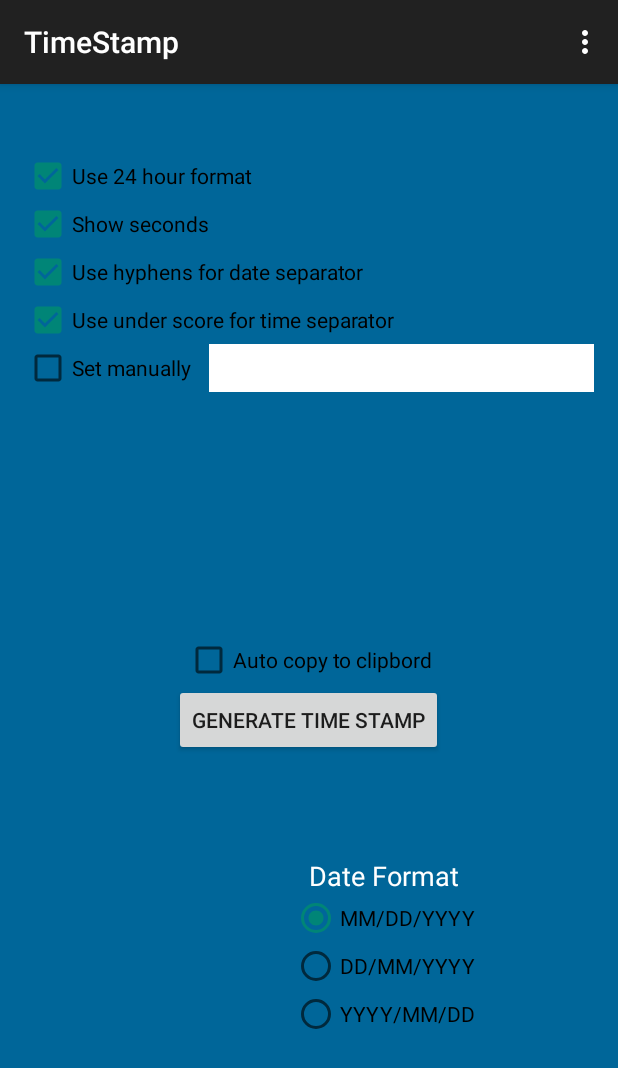
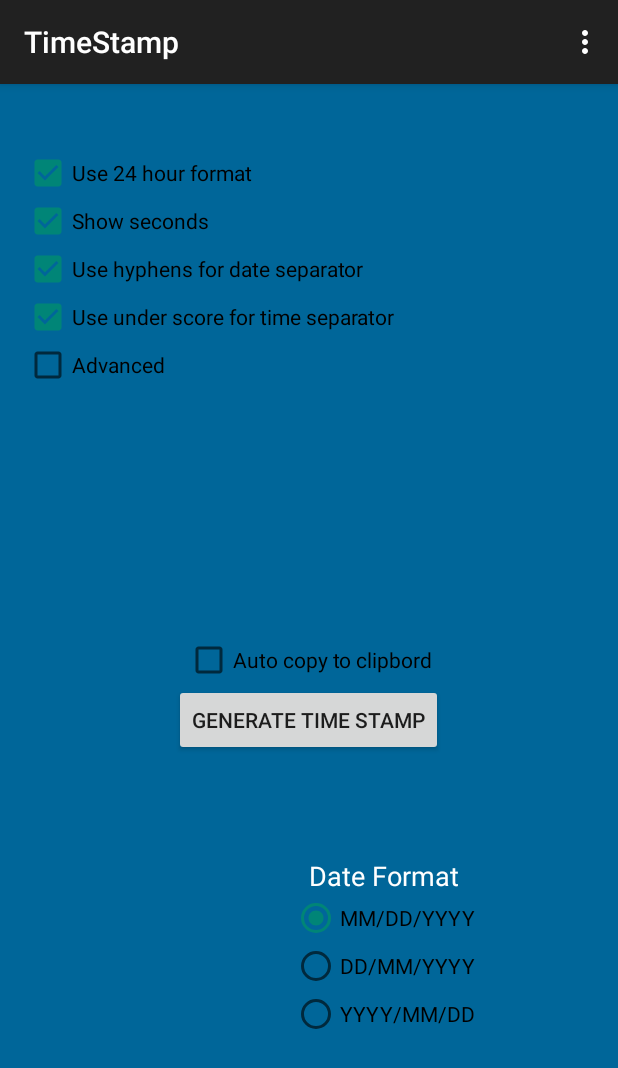
Before and after one commit to judek/TimeStamp, an Android app: the screen it shows after launch (MainActivity), in the options menu, after a tap on "Settings", on a phone screen of 412 x 824 dp. Shown: the top 1068 px of the screen. Run offline under Robolectric (Android 15) with nearby library versions, the phone set to English and light mode, and no system bars.

Commit message:
First Release Canidate

```diff
--- a/app/src/main/java/com/judek/timestamp/MainActivity.java
+++ b/app/src/main/java/com/judek/timestamp/MainActivity.java
@@ -2,9 +2,12 @@ package com.judek.timestamp;
 
 import android.content.ClipData;
 import android.content.ClipboardManager;
+import android.graphics.Color;
 import android.preference.PreferenceManager;
 import android.support.v7.app.AppCompatActivity;
 import android.os.Bundle;
+import android.text.Html;
+import android.text.method.LinkMovementMethod;
 import android.view.Menu;
 import android.view.MenuItem;
 import android.widget.Button;
@@ -31,7 +34,7 @@ public class MainActivity extends AppCompatActivity {
     protected void onCreate(Bundle savedInstanceState) {
         super.onCreate(savedInstanceState);
         setContentView(R.layout.activity_main);
-        Button button = (Button) findViewById(R.id.button);
+        final EditText editText = (EditText) findViewById(R.id.editText);
 
         final CheckBox checkBox = (CheckBox) findViewById(R.id.checkBox);
         final CheckBox checkBoxSeconds = (CheckBox) findViewById(R.id.checkBoxSeconds);
@@ -39,9 +42,11 @@ public class MainActivity extends AppCompatActivity {
         final CheckBox checkBoxHyphen = (CheckBox) findViewById(R.id.checkBoxHyphen);
         final CheckBox checkBoxUnderScore = (CheckBox) findViewById(R.id.checkBoxUnderScore);
         final CheckBox checkBoxManual = (CheckBox) findViewById(R.id.checkBoxManual);
+        final TextView textViewHelp = (TextView)  findViewById(R.id.textViewHelp);
 
-
-
+        textViewHelp.setText( Html.fromHtml(
+                "<a href=\"http://judek.com/DateTimePatterns.html\">Advnced formating help</a>"));
+        textViewHelp.setMovementMethod(LinkMovementMethod.getInstance());
 
         boolean checked = PreferenceManager.getDefaultSharedPreferences(this)
                 .getBoolean("checkBox", false);
@@ -67,6 +72,26 @@ public class MainActivity extends AppCompatActivity {
                 .getBoolean("checkBoxManual", false);
         checkBoxManual.setChecked(checked);
 
+        editText.setEnabled(checked);
+
+        if(checked) {
+            editText.setBackgroundColor(Color.WHITE);
+            textViewHelp.setVisibility(View.VISIBLE);
+        }
+        else {
+            editText.setBackgroundColor(Color.argb(0x00, 0x00, 0x66, 0x99));
+            textViewHelp.setVisibility(View.INVISIBLE);
+        }
+
+
+        String S = PreferenceManager.getDefaultSharedPreferences(this)
+                .getString("editText", "");
+
+        editText.setText(S);
+
+
+
+
         int idx = PreferenceManager.getDefaultSharedPreferences(this)
                .getInt("DateFormatIndex", 1);
 
@@ -86,13 +111,99 @@ public class MainActivity extends AppCompatActivity {
 
         radio.setChecked(true);
 
-        button.setOnClickListener(new OnClickListener() {
-            public void onClick(View v) {
+        //button.setOnClickListener(new OnClickListener() { public void onClick(View v) {  } });
+
+
+    }
+
+    @Override
+    public boolean onCreateOptionsMenu(Menu menu) {
+        // Inflate the menu; this adds items to the action bar if it is present.
+        getMenuInflater().inflate(R.menu.menu_main, menu);
+        return true;
+    }
+
+    @Override
+    public boolean onOptionsItemSelected(MenuItem item) {
+        // Handle action bar item clicks here. The action bar will
+        // automatically handle clicks on the Home/Up button, so long
+        // as you specify a parent activity in AndroidManifest.xml.
+        int id = item.getItemId();
+
+        //noinspection SimplifiableIfStatement
+        if (id == R.id.action_settings) {
+            return true;
+        }
+
+        return super.onOptionsItemSelected(item);
+    }
+
+    public void itemClicked(View v) {
+
+        boolean checked = ((CheckBox) v).isChecked();
+
+        switch(v.getId()) {
+            case R.id.checkBox:
+                PreferenceManager.getDefaultSharedPreferences(this).edit()
+                        .putBoolean("checkBox", checked).commit();
+                break;
+
+            case R.id.checkBoxSeconds:
+                PreferenceManager.getDefaultSharedPreferences(this).edit()
+                        .putBoolean("checkBoxSeconds", checked).commit();
+                break;
+
+            case R.id.checkBox24:
+                PreferenceManager.getDefaultSharedPreferences(this).edit()
+                        .putBoolean("checkBox24", checked).commit();
+                break;
+
+            case R.id.checkBoxHyphen:
+                PreferenceManager.getDefaultSharedPreferences(this).edit()
+                        .putBoolean("checkBoxHyphen", checked).commit();
+                break;
+
+            case R.id.checkBoxUnderScore:
+                PreferenceManager.getDefaultSharedPreferences(this).edit()
+                        .putBoolean("checkBoxUnderScore", checked).commit();
+                break;
+
+            case R.id.checkBoxManual:
+                PreferenceManager.getDefaultSharedPreferences(this).edit()
+                        .putBoolean("checkBoxManual", checked).commit();
+
+
+                final EditText editText = (EditText) findViewById(R.id.editText);
+
+                editText.setEnabled(checked);
+                final TextView textViewHelp = (TextView)  findViewById(R.id.textViewHelp);
+
+                if(checked) {
+                    editText.setBackgroundColor(Color.WHITE);
+                    textViewHelp.setVisibility(View.VISIBLE);
+                }
+                else {
+                    editText.setBackgroundColor(Color.argb(0x00, 0x00, 0x66, 0x99));
+                    textViewHelp.setVisibility(View.INVISIBLE);
+                }
+                break;
+        }
+
+           }
+
+    public void buttonClicked(View v){
+
         TextView iv = (TextView) findViewById(R.id.textView);
         final EditText editText = (EditText) findViewById(R.id.editText);
         final CheckBox checkBoxManual = (CheckBox) findViewById(R.id.checkBoxManual);
 
         RadioGroup radiogroup = (RadioGroup) findViewById(R.id.RadioGroupDateFormat);
+        final CheckBox checkBox = (CheckBox) findViewById(R.id.checkBox);
+        final CheckBox checkBoxSeconds = (CheckBox) findViewById(R.id.checkBoxSeconds);
+        final CheckBox checkBox24 = (CheckBox) findViewById(R.id.checkBox24);
+        final CheckBox checkBoxHyphen = (CheckBox) findViewById(R.id.checkBoxHyphen);
+        final CheckBox checkBoxUnderScore = (CheckBox) findViewById(R.id.checkBoxUnderScore);
+
 
         int radioButtonID = radiogroup.getCheckedRadioButtonId();
         View radioButton = radiogroup.findViewById(radioButtonID);
@@ -170,70 +281,7 @@ public class MainActivity extends AppCompatActivity {
 
         editText.setText(strFormat);
 
-
-            }
-        });
-
-
-    }
-
-    @Override
-    public boolean onCreateOptionsMenu(Menu menu) {
-        // Inflate the menu; this adds items to the action bar if it is present.
-        getMenuInflater().inflate(R.menu.menu_main, menu);
-        return true;
-    }
-
-    @Override
-    public boolean onOptionsItemSelected(MenuItem item) {
-        // Handle action bar item clicks here. The action bar will
-        // automatically handle clicks on the Home/Up button, so long
-        // as you specify a parent activity in AndroidManifest.xml.
-        int id = item.getItemId();
-
-        //noinspection SimplifiableIfStatement
-        if (id == R.id.action_settings) {
-            return true;
-        }
-
-        return super.onOptionsItemSelected(item);
-    }
-
-    public void itemClicked(View v) {
-
-        boolean checked = ((CheckBox) v).isChecked();
-
-        switch(v.getId()) {
-            case R.id.checkBox:
         PreferenceManager.getDefaultSharedPreferences(this).edit()
-                        .putBoolean("checkBox", checked).commit();
-                break;
-
-            case R.id.checkBoxSeconds:
-                PreferenceManager.getDefaultSharedPreferences(this).edit()
-                        .putBoolean("checkBoxSeconds", checked).commit();
-                break;
-
-            case R.id.checkBox24:
-                PreferenceManager.getDefaultSharedPreferences(this).edit()
-                        .putBoolean("checkBox24", checked).commit();
-                break;
-
-            case R.id.checkBoxHyphen:
-                PreferenceManager.getDefaultSharedPreferences(this).edit()
-                        .putBoolean("checkBoxHyphen", checked).commit();
-                break;
-
-            case R.id.checkBoxUnderScore:
-                PreferenceManager.getDefaultSharedPreferences(this).edit()
-                        .putBoolean("checkBoxUnderScore", checked).commit();
-                break;
-
-            case R.id.checkBoxManual:
-                PreferenceManager.getDefaultSharedPreferences(this).edit()
-                        .putBoolean("checkBoxManual", checked).commit();
-                break;
-        }
-
+                .putString("editText", strFormat).commit();
     }
 }
--- a/app/src/main/res/layout/activity_main.xml
+++ b/app/src/main/res/layout/activity_main.xml
@@ -9,11 +9,12 @@
     <TextView
         android:layout_width="wrap_content"
         android:layout_height="wrap_content"
+        android:maxLines="1"
         android:id="@+id/textView"
         android:textColor="#FFFFFF"
         android:layout_alignParentTop="true"
         android:layout_centerHorizontal="true"
-        android:textSize="22dp"
+        android:textSize="20dp"
         android:textIsSelectable="true" />
 
     <CheckBox
@@ -117,6 +118,7 @@
         android:text="Generate Time Stamp"
         android:id="@+id/button"
         android:layout_below="@+id/checkBox"
+        android:onClick="buttonClicked"
         android:layout_centerHorizontal="true" />
 
     <CheckBox
@@ -131,7 +133,7 @@
     <CheckBox
         android:layout_width="wrap_content"
         android:layout_height="wrap_content"
-        android:text="Set manually"
+        android:text="Advanced"
         android:id="@+id/checkBoxManual"
         android:onClick="itemClicked"
         android:layout_below="@+id/checkBoxUnderScore"
@@ -143,16 +145,27 @@
         android:layout_height="wrap_content"
         android:id="@+id/editText"
         android:text=""
-        android:background="#ffffff"
         android:layout_alignBottom="@+id/checkBoxManual"
         android:layout_alignRight="@+id/RadioGroupDateFormat"
         android:layout_alignEnd="@+id/RadioGroupDateFormat"
         android:layout_toRightOf="@+id/checkBoxSeconds"
         android:layout_toEndOf="@+id/checkBoxSeconds"
         android:editable="true"
-        android:enabled="true"
+        android:enabled="false"
         android:textSize="10dp"
+        android:visibility="visible"
         android:layout_alignTop="@+id/checkBoxManual" />
+
+    <TextView
+        android:layout_width="wrap_content"
+        android:layout_height="wrap_content"
+        android:textAppearance="?android:attr/textAppearanceSmall"
+        android:text="Small Text"
+        android:id="@+id/textViewHelp"
+        android:layout_alignParentBottom="true"
+        android:layout_alignParentLeft="true"
+        android:layout_alignParentStart="true"
+        android:visibility="invisible" />
 
 
 </RelativeLayout>
```
Lines whose indentation alone changed are shown as unchanged.
